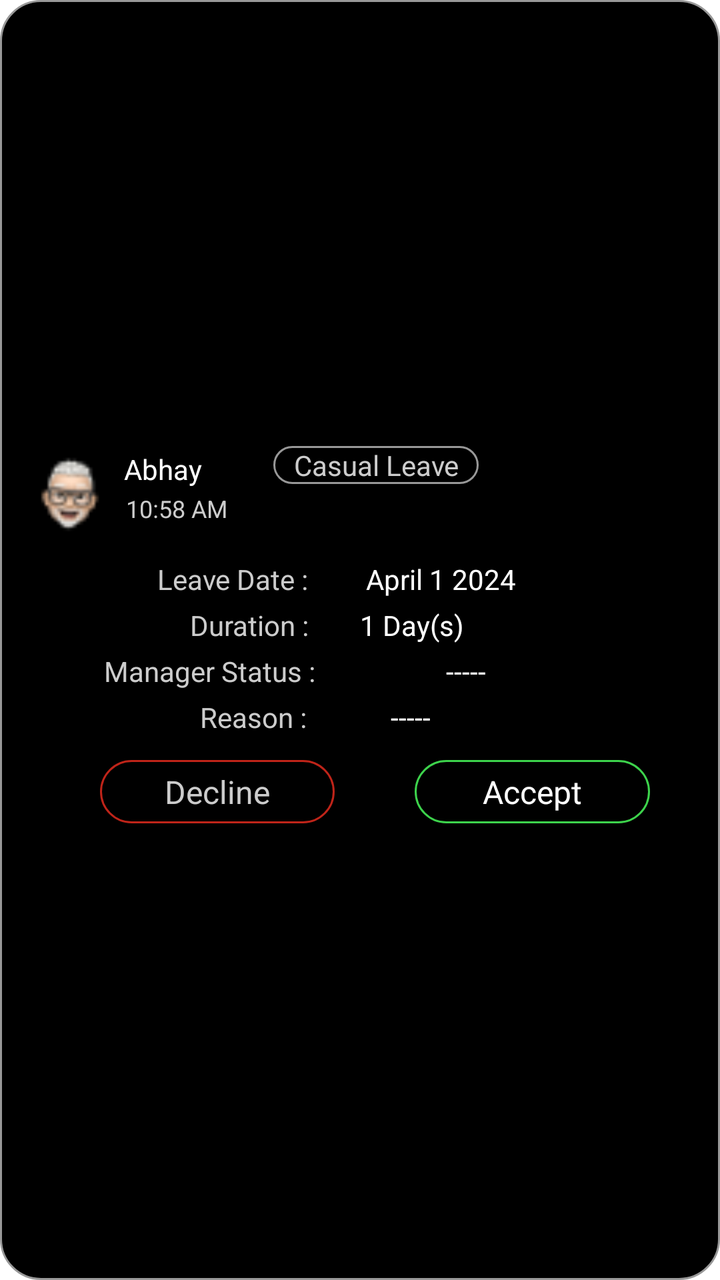
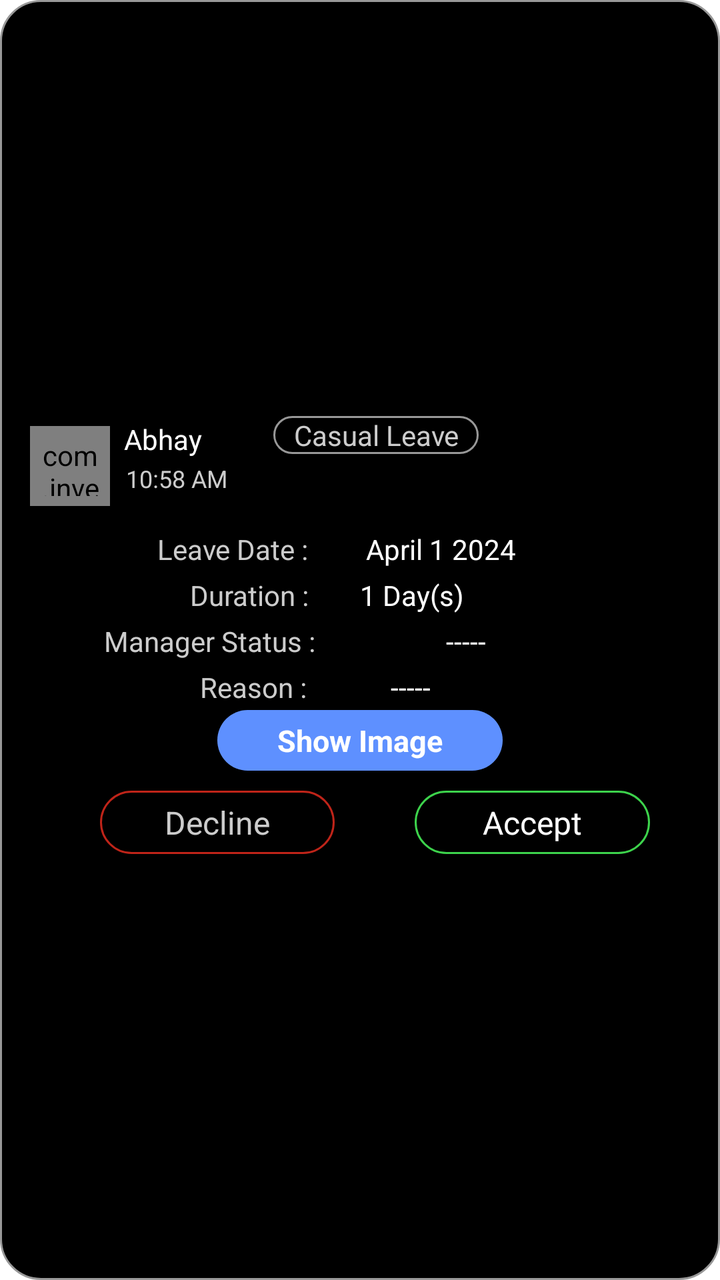

Screens rendered from an Android XML layout before and after an edit, with the pre-edit source and the edit as a unified diff.
<!-- AndroidManifest.xml: application theme AppTheme -->
<!-- res/layout/leave_request_recycler.xml -->
<?xml version="1.0" encoding="utf-8"?>
<layout>

    <LinearLayout xmlns:android="http://schemas.android.com/apk/res/android"
        android:layout_width="match_parent"
        android:layout_height="wrap_content"
        android:layout_margin="10dp"
        android:background="@drawable/cardview_border"
        android:gravity="center"
        android:orientation="vertical"
        android:padding="@dimen/_5dp">

        <LinearLayout
            android:layout_width="match_parent"
            android:layout_height="wrap_content"
            android:orientation="horizontal"
            android:padding="@dimen/_5dp">


            <ImageView
                android:id="@+id/profilepic"
                android:layout_width="50dp"
                android:layout_height="50dp"
                android:src="@drawable/profile" />

            <LinearLayout
                android:layout_width="wrap_content"
                android:layout_height="wrap_content"
                android:orientation="vertical">

                <TextView
                    android:id="@+id/name"
                    android:layout_width="wrap_content"
                    android:layout_height="wrap_content"
                    android:layout_margin="2dp"
                    android:maxLines="2"
                    android:text="Abhay"
                    android:textColor="@color/white" />


                <TextView
                    android:id="@+id/time"
                    android:layout_width="wrap_content"
                    android:layout_height="wrap_content"
                    android:text=" 10:58 AM "
                    android:textColor="@color/greyforText"
                    android:textSize="12dp" />

            </LinearLayout>

            <TextView
                android:id="@+id/leaveType"
                android:layout_width="wrap_content"
                android:layout_height="wrap_content"
                android:layout_gravity="end"
                android:layout_marginStart="@dimen/_20dp"
                android:maxLines="1"
                android:layout_marginTop="@dimen/_15"
                android:layout_marginEnd="@dimen/_30dp"
                android:background="@drawable/cardview_border"
                android:gravity="center"
                android:paddingStart="10dp"
                android:paddingEnd="10dp"
                android:text="Casual Leave"
                android:textColor="@color/greyforText"
                android:textSize="14sp" />
        </LinearLayout>
































































































        <LinearLayout
            android:layout_width="match_parent"
            android:layout_height="wrap_content"
            android:orientation="vertical">

            <LinearLayout
                android:layout_width="match_parent"
                android:layout_height="wrap_content"
                android:layout_gravity="center"
                android:gravity="center"
                android:orientation="horizontal">

                <TextView
                    android:layout_width="wrap_content"
                    android:layout_height="wrap_content"
                    android:gravity="center"
                    android:text="Leave Date :     "
                    android:textColor="@color/greyforText"
                    android:textSize="14sp" />

                <TextView
                    android:id="@+id/leaveDae"
                    android:layout_width="100dp"
                    android:layout_height="wrap_content"
                    android:layout_marginLeft="@dimen/_10"
                    android:maxLines="2"
                    android:padding="2dp"
                    android:text="April 1 2024 "
                    android:textColor="@color/white"
                    android:textSize="14sp" />
            </LinearLayout>

            <LinearLayout
                android:layout_width="match_parent"
                android:layout_height="wrap_content"
                android:layout_gravity="center"
                android:gravity="center"
                android:orientation="horizontal">

                <TextView
                    android:layout_width="wrap_content"
                    android:layout_height="wrap_content"
                    android:gravity="center"
                    android:text="    Duration :    "
                    android:textColor="@color/greyforText"
                    android:textSize="14sp" />

                <TextView
                    android:id="@+id/duration"
                    android:layout_width="100dp"
                    android:layout_height="wrap_content"

                    android:layout_marginLeft="@dimen/_10"
                    android:maxLines="2"
                    android:padding="2dp"
                    android:text="1 Day(s)"
                    android:textColor="@color/white"
                    android:textSize="14sp" />
            </LinearLayout>

            <LinearLayout
                android:layout_width="match_parent"
                android:layout_height="wrap_content"
                android:layout_gravity="center"
                android:gravity="center"
                android:orientation="horizontal">

                <TextView
                    android:layout_width="wrap_content"
                    android:layout_height="wrap_content"
                    android:gravity="center"
                    android:text="Manager Status :            "
                    android:textColor="@color/greyforText"
                    android:textSize="14sp" />

                <TextView
                    android:id="@+id/managerStatus"
                    android:layout_width="100dp"

                    android:layout_height="wrap_content"
                    android:layout_marginLeft="@dimen/_10"
                    android:maxLines="5"
                    android:padding="2dp"
                    android:text="    -----   "
                    android:textColor="@color/white"
                    android:textSize="14sp" />
            </LinearLayout>

            <LinearLayout
                android:layout_width="match_parent"
                android:layout_height="wrap_content"
                android:layout_gravity="center"
                android:gravity="center"
                android:orientation="horizontal">

                <TextView
                    android:layout_width="wrap_content"
                    android:layout_height="wrap_content"
                    android:gravity="center"
                    android:text="      Reason :     "
                    android:textColor="@color/greyforText"
                    android:textSize="14sp" />

                <TextView
                    android:id="@+id/Reason"
                    android:layout_width="100dp"
                    android:layout_height="wrap_content"
                    android:maxLength="100"
                    android:layout_marginLeft="@dimen/_10"
                    android:maxLines="2"
                    android:padding="2dp"
                    android:text="    -----   "
                    android:textColor="@color/white"
                    android:textSize="14sp" />
            </LinearLayout>

            <LinearLayout
                android:layout_width="match_parent"
                android:layout_height="wrap_content"
                android:layout_margin="@dimen/_10"
                android:gravity="center"
                android:paddingStart="@dimen/_15sp"
                android:weightSum="2">

                <TextView
                    android:id="@+id/decline"
                    android:layout_width="0dp"
                    android:layout_height="wrap_content"
                    android:layout_marginLeft="@dimen/_20dp"
                    android:layout_marginRight="@dimen/_20dp"
                    android:layout_weight="1"
                    android:background="@drawable/red_border"
                    android:gravity="center"
                    android:padding="@dimen/_5dp"
                    android:text="Decline"
                    android:textColor="@color/greyforText"
                    android:textSize="16sp" />

                <TextView
                    android:id="@+id/accept"
                    android:layout_width="0dp"
                    android:layout_height="wrap_content"
                    android:layout_marginLeft="@dimen/_20dp"
                    android:layout_marginRight="@dimen/_20dp"
                    android:layout_weight="1"
                    android:background="@drawable/green_borderbg"
                    android:gravity="center"
                    android:padding="@dimen/_5dp"
                    android:text="Accept"
                    android:textColor="@color/white"
                    android:textSize="16sp" />
            </LinearLayout>
        </LinearLayout>

    </LinearLayout>
</layout>
<!-- resources referenced by this layout -->
<resources>
  <color name="greyforText">#CCCCCC</color>
  <color name="white">#FFFFFF</color>
  <dimen name="_10">10dp</dimen>
  <dimen name="_15">15dp</dimen>
  <dimen name="_15sp">15sp</dimen>
  <dimen name="_20dp">20dp</dimen>
  <dimen name="_30dp">30dp</dimen>
  <dimen name="_5dp">5dp</dimen>
  <!-- drawable cardview_border (drawable) -->
  <shape xmlns:android="http://schemas.android.com/apk/res/android"
      android:shape="rectangle">
      <solid android:color="@android:color/black" /> 
      <corners android:radius="20dp" />
      <stroke
          android:width="1dp"
          android:color="#989898"
          />
  </shape>
  <!-- drawable green_borderbg (drawable) -->
  <shape xmlns:android="http://schemas.android.com/apk/res/android"
      android:shape="rectangle">
      <solid android:color="@android:color/black" /> 
      <corners android:radius="20dp" />
      <stroke
          android:width="1dp"
          android:color="#3DD34C" />
  </shape>
  <!-- drawable profile: png bitmap (drawable, 1364 bytes) -->
  <!-- drawable red_border (drawable) -->
  <shape xmlns:android="http://schemas.android.com/apk/res/android"
      android:shape="rectangle">
      <solid android:color="@android:color/black" /> 
      <corners android:radius="20dp" />
      <stroke
          android:width="1dp"
          android:color="@color/red"
          />
  </shape>
  <style name="AppTheme" parent="Theme.MaterialComponents.Light.NoActionBar">
          <item name="colorPrimaryDark">@color/black</item>
          <item name="colorSurface">@color/white</item>
      </style>
  <color name="red">#BF2419</color>
  <color name="black">#FF000000</color>
</resources>

<!-- the commit's change to res/layout/leave_request_recycler.xml (unified diff, before → after) -->
@@ -1,5 +1,5 @@
 <?xml version="1.0" encoding="utf-8"?>
-<layout>
+<layout xmlns:app="http://schemas.android.com/apk/res-auto">
 
     <LinearLayout xmlns:android="http://schemas.android.com/apk/res/android"
         android:layout_width="match_parent"
@@ -17,11 +17,22 @@
             android:padding="@dimen/_5dp">
 
 
-            <ImageView
+            <com.makeramen.roundedimageview.RoundedImageView
                 android:id="@+id/profilepic"
                 android:layout_width="50dp"
                 android:layout_height="50dp"
+                android:scaleType="centerCrop"
+                app:riv_oval="true"
+                android:visibility="gone"
+                android:padding="@dimen/_5dp"
                 android:src="@drawable/profile" />
+
+            <com.investmango.hrconsole.commonclasses.InitialAvatarView
+                android:id="@+id/initialAvatar"
+                android:layout_width="40dp"
+                android:layout_height="40dp"
+                android:layout_margin="@dimen/_5dp"
+                android:padding="@dimen/_5dp" />
 
             <LinearLayout
                 android:layout_width="wrap_content"
@@ -276,7 +287,23 @@
                     android:textColor="@color/white"
                     android:textSize="14sp" />
             </LinearLayout>
-
+            <TextView
+                android:id="@+id/showImg"
+                android:layout_width="wrap_content"
+                android:layout_height="wrap_content"
+                android:layout_above="@+id/Addcomments"
+                android:gravity="center"
+                android:text="Show Image"
+                android:layout_centerInParent="true"
+                android:paddingStart="@dimen/_30dp"
+                android:paddingEnd="@dimen/_30dp"
+                android:paddingTop="@dimen/_5dp"
+                android:layout_gravity="center"
+                android:paddingBottom="@dimen/_5dp"
+                android:background="@drawable/blue_bg"
+                android:textColor="@color/white"
+                android:textSize="@dimen/_15"
+                android:textStyle="bold" />
             <LinearLayout
                 android:layout_width="match_parent"
                 android:layout_height="wrap_content"
<!-- resource entries referenced after the edit -->
@@ -8,6 +8,13 @@
   <dimen name="_20dp">20dp</dimen>
   <dimen name="_30dp">30dp</dimen>
   <dimen name="_5dp">5dp</dimen>
+  <!-- drawable blue_bg (drawable) -->
+  <?xml version="1.0" encoding="utf-8"?>
+  <shape xmlns:android="http://schemas.android.com/apk/res/android"
+      android:shape="rectangle">
+      <solid android:color="@color/lightBlue"/>
+  <corners android:radius="@dimen/_20dp"/>
+  </shape>
   <!-- drawable cardview_border (drawable) -->
   <shape xmlns:android="http://schemas.android.com/apk/res/android"
       android:shape="rectangle">
@@ -42,6 +49,7 @@
           <item name="colorPrimaryDark">@color/black</item>
           <item name="colorSurface">@color/white</item>
       </style>
+  <color name="lightBlue">#5E90FF</color>
   <color name="red">#BF2419</color>
   <color name="black">#FF000000</color>
 </resources>
